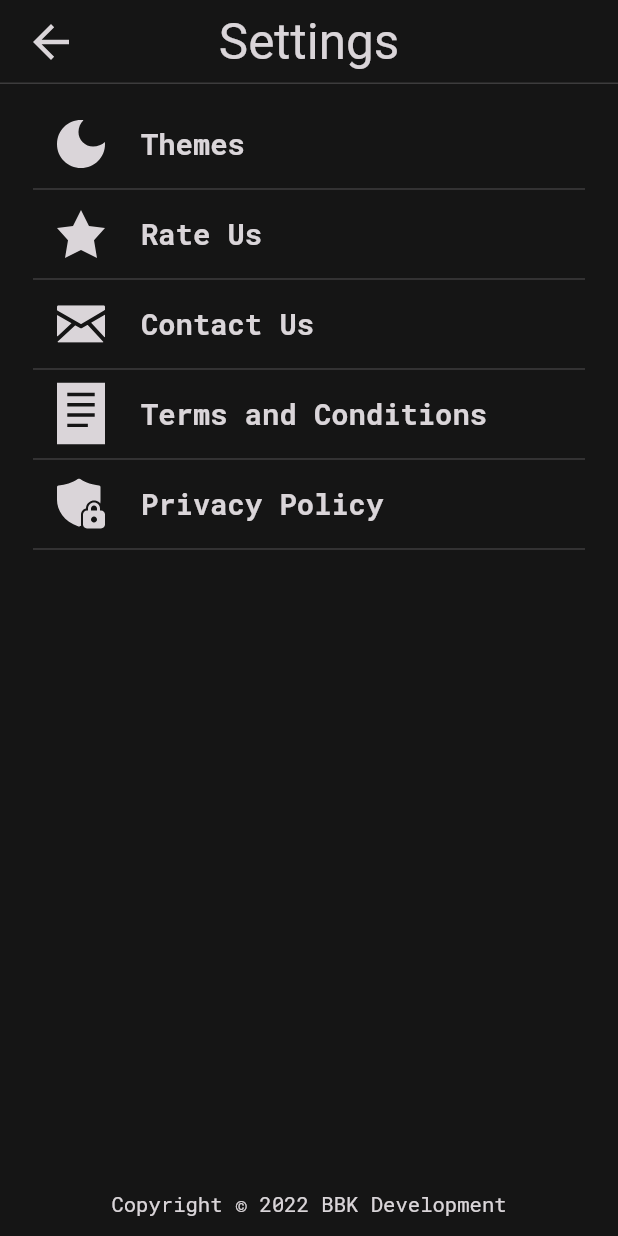
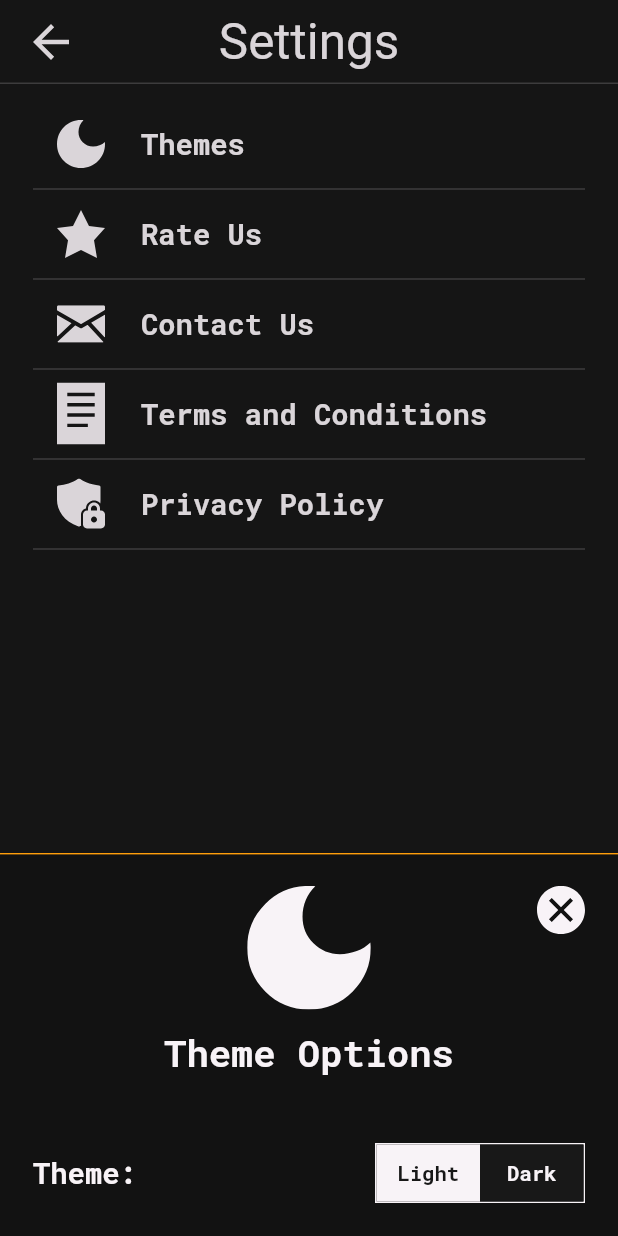
Before and after one commit to BBarisKilic/Numbers, a Flutter app: the SettingsPage screen opened by its route, after a tap on "Themes", on a phone screen of 412 x 824 dp. Run offline on Flutter 3.47's test engine with Material 2 defaults, Android fonts, the phone set to English and light mode, and no system bars; our stand-ins replace bloc, dio, flutter_bloc, flutter_svg, freezed_annotation, get_it and 4 more; network calls fail.

Commit message:
Refactored ThemesBottomSheet.

```diff
--- a/lib/src/core/utils/constants/icons.dart
+++ b/lib/src/core/utils/constants/icons.dart
@@ -5,3 +5,4 @@ const String kStarIconPath = 'assets/images/star.svg';
 const String kMailIconPath = 'assets/images/mail.svg';
 const String kTermsIconPath = 'assets/images/terms.svg';
 const String kPrivacyIconPath = 'assets/images/privacy.svg';
+const String kCloseIconPath = 'assets/images/close.svg';
--- a/lib/src/core/utils/constants/texts.dart
+++ b/lib/src/core/utils/constants/texts.dart
@@ -1,8 +1,12 @@
 const String kAppTitle = 'Numbers';
 const String kSettingsTitle = 'Settings';
-const String kThemeText = 'Themes';
+const String kThemesText = 'Themes';
 const String kRateText = 'Rate Us';
 const String kContactsText = 'Contact Us';
 const String kTermsText = 'Terms and Conditions';
 const String kPrivacyText = 'Privacy Policy';
 const String kCopyrightText = 'Copyright © 2022 BBK Development';
+const String kThemeOptionsText = 'Theme Options';
+const String kThemeText = 'Theme:';
+const String kLightText = 'Light';
+const String kDarkText = 'Dark';
--- a/lib/src/presentation/settings/cubit/settings_cubit.dart
+++ b/lib/src/presentation/settings/cubit/settings_cubit.dart
@@ -16,7 +16,7 @@ class SettingsCubit extends Cubit<SettingsState> {
 
   void _loadOptions() {
     const List<Option> options = [
-      Option(iconPath: kThemeIconPath, title: kThemeText),
+      Option(iconPath: kThemeIconPath, title: kThemesText),
       Option(iconPath: kStarIconPath, title: kRateText),
       Option(iconPath: kMailIconPath, title: kContactsText),
       Option(iconPath: kTermsIconPath, title: kTermsText),
--- a/lib/src/presentation/settings/widgets/options_list_view.dart
+++ b/lib/src/presentation/settings/widgets/options_list_view.dart
@@ -4,6 +4,7 @@ import 'package:flutter_svg/svg.dart';
 import 'package:nil/nil.dart';
 
 import '../cubit/settings_cubit.dart';
+import 'themes_bottom_sheet.dart';
 
 class OptionsListView extends StatelessWidget {
   const OptionsListView(
@@ -23,7 +24,7 @@ class OptionsListView extends StatelessWidget {
                 onTap: () => context.read<SettingsCubit>().onTapListTile(
                       context: context,
                       index: index,
-                      theme: const SizedBox(),
+                      theme: const ThemesBottomSheet(),
                     ),
                 leading: Hero(
                   tag: 'option$index',
--- /dev/null
+++ b/lib/src/presentation/settings/widgets/themes_bottom_sheet.dart
@@ -0,0 +1,85 @@
+import 'package:flutter/material.dart';
+import 'package:flutter_svg/svg.dart';
+import 'package:sharp_toggle_switch/sharp_toggle_switch.dart';
+
+import '../../../core/core.dart';
+
+class ThemesBottomSheet extends StatelessWidget {
+  const ThemesBottomSheet({Key? key}) : super(key: key);
+
+  @override
+  Widget build(BuildContext context) => Material(
+        color: Theme.of(context).backgroundColor,
+        child: DecoratedBox(
+          decoration: BoxDecoration(
+            border: Border(
+              top: BorderSide(color: Theme.of(context).colorScheme.secondary),
+            ),
+          ),
+          child: SafeArea(
+            child: Padding(
+              padding: const EdgeInsets.symmetric(
+                horizontal: kHorizontalSpace,
+                vertical: kLongVerticalSpace,
+              ),
+              child: Column(
+                crossAxisAlignment: CrossAxisAlignment.center,
+                mainAxisSize: MainAxisSize.min,
+                children: [
+                  Row(
+                    mainAxisAlignment: MainAxisAlignment.spaceBetween,
+                    crossAxisAlignment: CrossAxisAlignment.start,
+                    children: [
+                      const SizedBox(width: kIconSize),
+                      Hero(
+                        tag: 'option0',
+                        child: SvgPicture.asset(
+                          kThemeIconPath,
+                          color: Theme.of(context).iconTheme.color,
+                          height: MediaQuery.of(context).size.height * 0.10,
+                        ),
+                      ),
+                      InkWell(
+                        onTap: () {},
+                        overlayColor:
+                            MaterialStateProperty.all(Colors.transparent),
+                        highlightColor: Colors.transparent,
+                        child: SvgPicture.asset(
+                          kCloseIconPath,
+                          color: Theme.of(context).iconTheme.color,
+                          width: kIconSize,
+                        ),
+                      ),
+                    ],
+                  ),
+                  const SizedBox(height: kVerticalSpace),
+                  Text(
+                    kThemeOptionsText,
+                    style: Theme.of(context).textTheme.headline2,
+                  ),
+                  const SizedBox(height: kVeryLongVerticalSpace),
+                  _buildThemeSelectionRow(context),
+                ],
+              ),
+            ),
+          ),
+        ),
+      );
+
+  Widget _buildThemeSelectionRow(BuildContext context) => Row(
+        mainAxisAlignment: MainAxisAlignment.spaceBetween,
+        children: [
+          Text(
+            kThemeText,
+            style: Theme.of(context).textTheme.subtitle1,
+          ),
+          SharpToggleSwitch(
+            onToggle: (position) {},
+            leftSwitch: kLightText,
+            rightSwitch: kDarkText,
+            primaryColor: Theme.of(context).primaryColor,
+            secondaryColor: Theme.of(context).primaryColorLight,
+          ),
+        ],
+      );
+}
```
